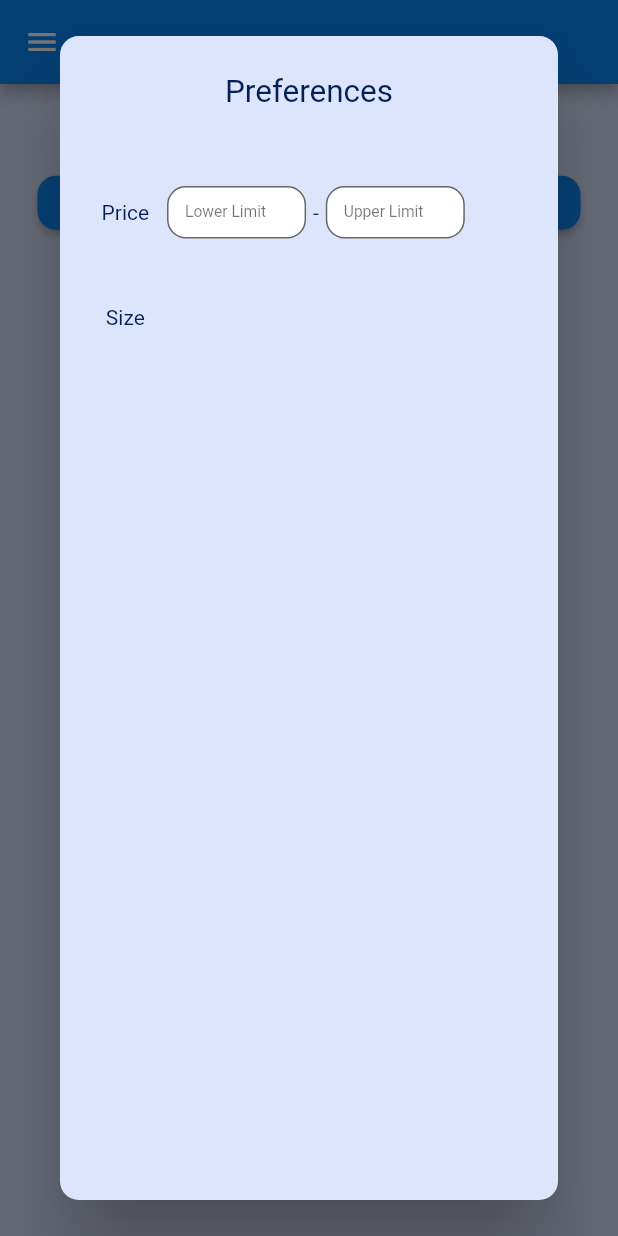
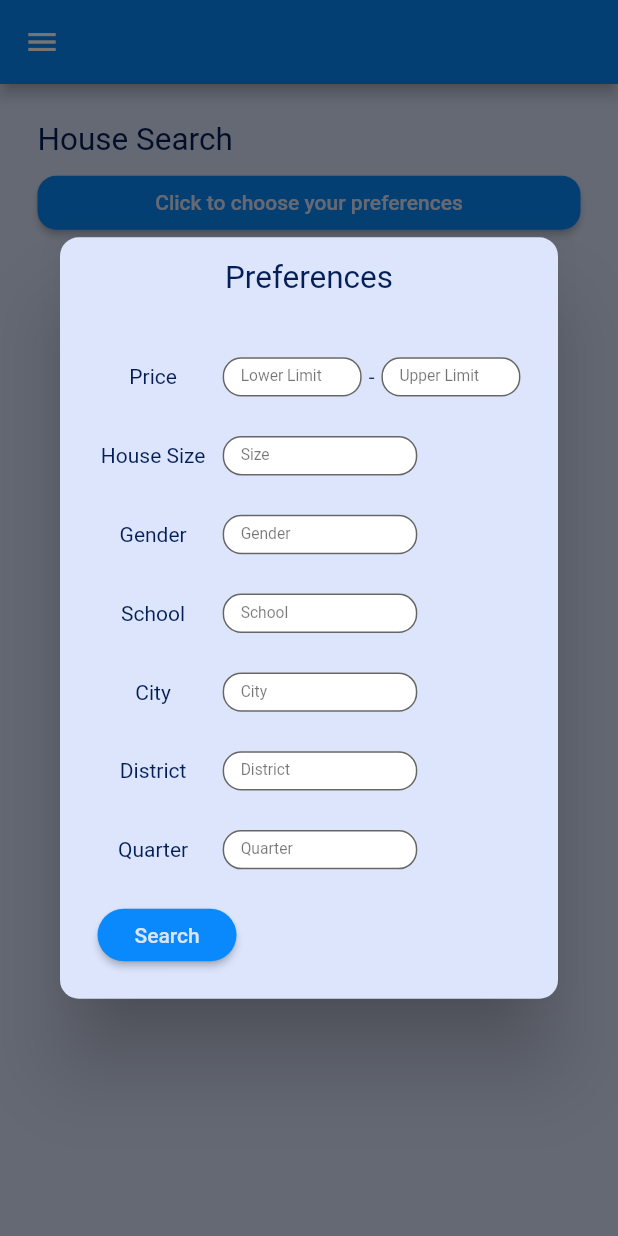
Before and after one commit to bunkieproject/bunkie_fe, a Flutter app: the HouseSearchPage screen opened directly, after a tap on "Click to choose your preferences", on a phone screen of 412 x 824 dp. Run offline on Flutter 3.47's test engine with Material 2 defaults, Android fonts, the phone set to English and light mode, and no system bars.

Commit message:
BUN-93 : prefernces pop-up added

```diff
--- a/lib/page/main/house_search.dart
+++ b/lib/page/main/house_search.dart
@@ -1,5 +1,4 @@
 import 'package:app/constants.dart';
-import 'package:app/widget/form.dart';
 import 'package:app/widget/search.dart';
 import 'package:app/widget/sidebar.dart';
 import 'package:flutter/material.dart';
@@ -29,7 +28,7 @@ class _HouseSearchPage extends State<HouseSearchPage> {
           padding: const EdgeInsets.all(25.0),
           child: Column(
             mainAxisAlignment: MainAxisAlignment.start,
-            crossAxisAlignment: CrossAxisAlignment.center,
+            crossAxisAlignment: CrossAxisAlignment.start,
             children: [
               BunkieSearchPageWidgets.getHeader("House Search"),
               SizedBox(height: screenHeight * 0.00625),
--- a/lib/page/main/roommate_search.dart
+++ b/lib/page/main/roommate_search.dart
@@ -28,7 +28,7 @@ class _RoommateSearchPage extends State<RoommateSearchPage> {
           padding: const EdgeInsets.all(25.0),
           child: Column(
             mainAxisAlignment: MainAxisAlignment.start,
-            crossAxisAlignment: CrossAxisAlignment.center,
+            crossAxisAlignment: CrossAxisAlignment.start,
             children: [
               BunkieSearchPageWidgets.getHeader("Bunkie Search"),
               SizedBox(height: screenHeight * 0.00625),
--- a/lib/widget/search.dart
+++ b/lib/widget/search.dart
@@ -1,4 +1,5 @@
 import 'package:app/constants.dart';
+import 'package:app/widget/form.dart';
 import 'package:flutter/material.dart';
 
 class BunkieSearchPageWidgets {
@@ -35,7 +36,7 @@ class BunkieSearchPageWidgets {
         context: context,
         builder: (BuildContext context) {
           return AlertDialog(
-            titlePadding: const EdgeInsets.all(25),
+            titlePadding: const EdgeInsets.all(15),
             contentPadding: const EdgeInsets.all(25),
             backgroundColor: BunkieColors.light,
             shape: const RoundedRectangleBorder(
@@ -46,63 +47,33 @@ class BunkieSearchPageWidgets {
               textAlign: TextAlign.center,
             ),
             titleTextStyle: const TextStyle(color: BunkieColors.dark),
-            content: SizedBox(
+            content: SingleChildScrollView(
+                child: SizedBox(
                     width: width,
-                height: height,
                     child: Form(
                         key: formKey,
                         child: Wrap(
                           direction: Axis.vertical,
                           children: [
-                        _getPriceRow(width, height * 0.1),
-                        _getSizeRow(width, height * 0.1),
+                            _getPriceRow(width, height * 0.075),
+                            _getRow(width, height * 0.075, "House Size", "Size"),
+                            _getRow(width, height * 0.075, "Gender", "Gender"),
+                            _getRow(width, height * 0.075, "School", "School"),
+                            _getRow(width, height * 0.075, "City", "City"),
+                            _getRow(width, height * 0.075, "District", "District"),
+                            _getRow(width, height * 0.075, "Quarter", "Quarter"),
+                            BunkieFormWidgets.getSubmitButton(
+                                () {},
+                                width * 0.25,
+                                height * 0.05,
+                                BunkieColors.bright,
+                                "Search",
+                                BunkieColors.light)
                           ],
-                    ))),
+                        )))),
             contentTextStyle: const TextStyle(color: BunkieColors.slate),
           );
         });
-  }
-
-  static SizedBox _getPriceRow(double width, double height) {
-    return SizedBox(
-        width: width,
-        height: height,
-        child: Wrap(
-          direction: Axis.horizontal,
-          crossAxisAlignment: WrapCrossAlignment.center,
-          children: [
-            _getLabel(width * 0.1, height * 0.5, "Price"),
-            SizedBox(
-              width: width * 0.025,
-            ),
-            _getPriceTextFormField(width * 0.25, height * 0.5, "Lower Limit"),
-            SizedBox(
-              width: width * 0.0125,
-            ),
-            const Text("-"),
-            SizedBox(
-              width: width * 0.0125,
-            ),
-            _getPriceTextFormField(width * 0.25, height * 0.5, "Upper Limit")
-          ],
-        ));
-  }
-
-  static SizedBox _getSizeRow(double width, double height) {
-    return SizedBox(
-        width: width,
-        height: height,
-        child: Wrap(
-          direction: Axis.horizontal,
-          crossAxisAlignment: WrapCrossAlignment.center,
-          children: [
-            _getLabel(width * 0.1, height * 0.5, "Size"),
-            SizedBox(
-              width: width * 0.025,
-            ),
-            _getSizeFormField()
-          ],
-        ));
   }
 
   static Container _getLabel(double width, double height, String label) {
@@ -119,8 +90,8 @@ class BunkieSearchPageWidgets {
         ));
   }
 
-  static SizedBox _getPriceTextFormField(
-      double width, double height, String label) {
+  static SizedBox _getDefaultTextFormField(
+      double width, double height, String placeholder) {
     return SizedBox(
       width: width,
       height: height,
@@ -129,11 +100,11 @@ class BunkieSearchPageWidgets {
           filled: true,
           fillColor: Colors.white,
           label: Text(
-            label,
+            placeholder,
             textScaleFactor: BunkieText.small,
             style: const TextStyle(color: Colors.black54),
           ),
-          floatingLabelAlignment: FloatingLabelAlignment.center,
+          floatingLabelBehavior: null,
           border: const OutlineInputBorder(
               borderRadius: BorderRadius.all(Radius.circular(12.5))),
         ),
@@ -141,7 +112,46 @@ class BunkieSearchPageWidgets {
     );
   }
 
-  static SizedBox _getSizeFormField() {
-    return SizedBox();
+  static SizedBox _getPriceRow(double width, double height) {
+    return SizedBox(
+        width: width,
+        height: height,
+        child: Wrap(
+          direction: Axis.horizontal,
+          crossAxisAlignment: WrapCrossAlignment.center,
+          children: [
+            _getLabel(width * 0.2, height * 0.5, "Price"),
+            SizedBox(
+              width: width * 0.025,
+            ),
+            _getDefaultTextFormField(width * 0.25, height * 0.5, "Lower Limit"),
+            SizedBox(
+              width: width * 0.0125,
+            ),
+            const Text("-"),
+            SizedBox(
+              width: width * 0.0125,
+            ),
+            _getDefaultTextFormField(width * 0.25, height * 0.5, "Upper Limit")
+          ],
+        ));
+  }
+
+  static SizedBox _getRow(
+      double width, double height, String label, String placeholder) {
+    return SizedBox(
+        width: width,
+        height: height,
+        child: Wrap(
+          direction: Axis.horizontal,
+          crossAxisAlignment: WrapCrossAlignment.center,
+          children: [
+            _getLabel(width * 0.2, height * 0.5, label),
+            SizedBox(
+              width: width * 0.025,
+            ),
+            _getDefaultTextFormField(width * 0.35, height * 0.5, placeholder)
+          ],
+        ));
   }
 }
```
Lines whose indentation alone changed are shown as unchanged.
